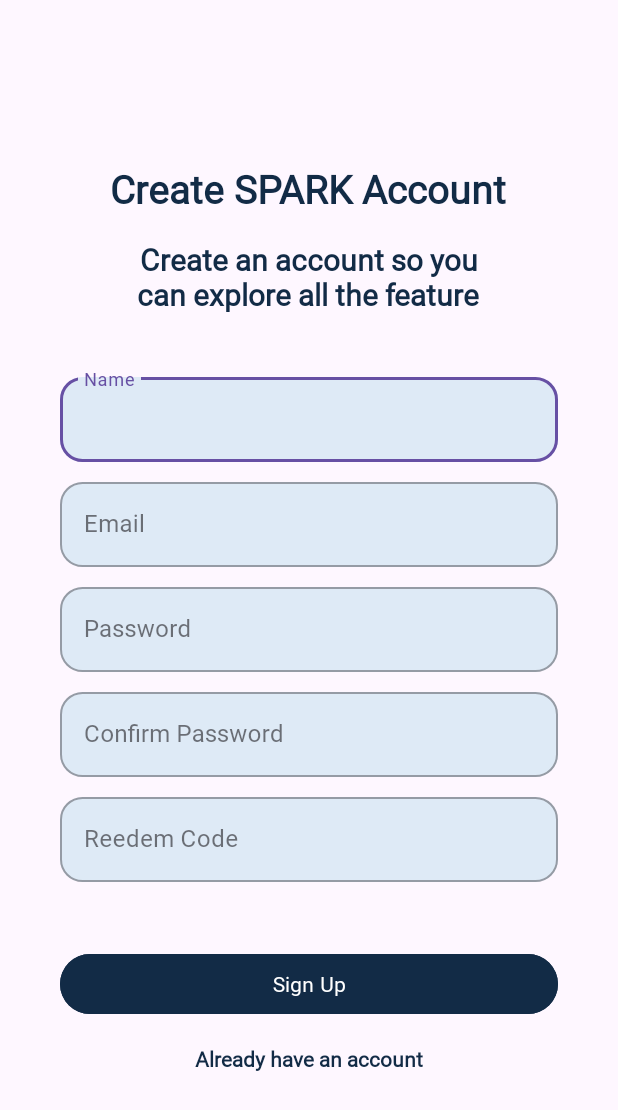
After one commit to thoriqmu/SPARK, an Android app: the RegisterActivity screen opened directly, with no data from a screen before it, on a phone screen of 412 x 824 dp. The commit adds this screen. Shown: the top 1110 px of the screen. Run offline under Robolectric (Android 15) with nearby library versions, the phone set to English and light mode, and no system bars.

Commit message:
Create Login and Register UI

```diff
--- a/app/src/main/AndroidManifest.xml
+++ b/app/src/main/AndroidManifest.xml
@@ -13,6 +13,12 @@
         android:theme="@style/Theme.SPARK"
         tools:targetApi="31">
         <activity
+            android:name=".view.auth.LoginActivity"
+            android:exported="false" />
+        <activity
+            android:name=".view.auth.RegisterActivity"
+            android:exported="false" />
+        <activity
             android:name=".MainActivity"
             android:exported="true">
             <intent-filter>
--- /dev/null
+++ b/app/src/main/java/com/spark/edtech/view/auth/RegisterActivity.kt
@@ -0,0 +1,21 @@
+package com.spark.edtech.view.auth
+
+import android.os.Bundle
+import androidx.activity.enableEdgeToEdge
+import androidx.appcompat.app.AppCompatActivity
+import androidx.core.view.ViewCompat
+import androidx.core.view.WindowInsetsCompat
+import com.spark.edtech.R
+
+class RegisterActivity : AppCompatActivity() {
+    override fun onCreate(savedInstanceState: Bundle?) {
+        super.onCreate(savedInstanceState)
+        enableEdgeToEdge()
+        setContentView(R.layout.activity_register)
+        ViewCompat.setOnApplyWindowInsetsListener(findViewById(R.id.main)) { v, insets ->
+            val systemBars = insets.getInsets(WindowInsetsCompat.Type.systemBars())
+            v.setPadding(systemBars.left, systemBars.top, systemBars.right, systemBars.bottom)
+            insets
+        }
+    }
+}
--- /dev/null
+++ b/app/src/main/res/layout/activity_register.xml
@@ -0,0 +1,182 @@
+<?xml version="1.0" encoding="utf-8"?>
+<LinearLayout xmlns:android="http://schemas.android.com/apk/res/android"
+    xmlns:app="http://schemas.android.com/apk/res-auto"
+    xmlns:tools="http://schemas.android.com/tools"
+    android:id="@+id/main"
+    android:layout_width="match_parent"
+    android:layout_height="match_parent"
+    android:orientation="vertical"
+    android:gravity="center"
+    tools:context=".view.auth.RegisterActivity">
+
+    <com.google.android.material.textview.MaterialTextView
+        android:layout_width="wrap_content"
+        android:layout_height="wrap_content"
+        android:text="Create SPARK Account"
+        android:textColor="@color/primary"
+        android:textStyle="bold"
+        android:textSize="26sp"/>
+
+    <com.google.android.material.textview.MaterialTextView
+        android:layout_width="wrap_content"
+        android:layout_height="wrap_content"
+        android:text="Create an account so you\ncan explore all the feature"
+        android:textColor="@color/primary"
+        android:textStyle="bold"
+        android:textSize="20sp"
+        android:textAlignment="center"
+        android:layout_marginTop="16dp"
+        android:layout_marginBottom="32sp"/>
+
+    <com.google.android.material.textfield.TextInputLayout
+        android:id="@+id/name_input_layout"
+        android:layout_width="match_parent"
+        android:layout_height="wrap_content"
+        android:layout_marginStart="40dp"
+        android:layout_marginEnd="40dp"
+        android:layout_marginTop="4dp"
+        android:layout_marginBottom="4dp"
+        app:boxBackgroundColor="@color/white"
+        app:boxCornerRadiusBottomEnd="15dp"
+        app:boxCornerRadiusBottomStart="15dp"
+        app:boxCornerRadiusTopEnd="15dp"
+        app:boxCornerRadiusTopStart="15dp"
+        style="@style/Widget.MaterialComponents.TextInputLayout.OutlinedBox">
+
+        <com.google.android.material.textfield.TextInputEditText
+            android:id="@+id/name_input"
+            android:layout_width="match_parent"
+            android:layout_height="match_parent"
+            android:inputType="text"
+            android:textColor="@color/primary"
+            android:backgroundTint="@color/edit_text"
+            android:hint="Name"/>
+
+    </com.google.android.material.textfield.TextInputLayout>
+
+    <com.google.android.material.textfield.TextInputLayout
+        android:id="@+id/email_input_layout"
+        android:layout_width="match_parent"
+        android:layout_height="wrap_content"
+        android:layout_marginStart="40dp"
+        android:layout_marginEnd="40dp"
+        android:layout_marginTop="4dp"
+        android:layout_marginBottom="4dp"
+        app:boxBackgroundColor="@color/white"
+        app:boxCornerRadiusBottomEnd="15dp"
+        app:boxCornerRadiusBottomStart="15dp"
+        app:boxCornerRadiusTopEnd="15dp"
+        app:boxCornerRadiusTopStart="15dp"
+        style="@style/Widget.MaterialComponents.TextInputLayout.OutlinedBox">
+
+        <com.google.android.material.textfield.TextInputEditText
+            android:id="@+id/email_input"
+            android:layout_width="match_parent"
+            android:layout_height="match_parent"
+            android:inputType="text"
+            android:textColor="@color/primary"
+            android:backgroundTint="@color/edit_text"
+            android:hint="Email"/>
+
+    </com.google.android.material.textfield.TextInputLayout>
+
+    <com.google.android.material.textfield.TextInputLayout
+        android:id="@+id/password_input_layout"
+        android:layout_width="match_parent"
+        android:layout_height="wrap_content"
+        android:layout_marginStart="40dp"
+        android:layout_marginEnd="40dp"
+        android:layout_marginTop="4dp"
+        android:layout_marginBottom="4dp"
+        app:boxBackgroundColor="@color/white"
+        app:boxCornerRadiusBottomEnd="15dp"
+        app:boxCornerRadiusBottomStart="15dp"
+        app:boxCornerRadiusTopEnd="15dp"
+        app:boxCornerRadiusTopStart="15dp"
+        style="@style/Widget.MaterialComponents.TextInputLayout.OutlinedBox">
+
+        <com.google.android.material.textfield.TextInputEditText
+            android:id="@+id/password_input"
+            android:layout_width="match_parent"
+            android:layout_height="match_parent"
+            android:inputType="text"
+            android:textColor="@color/primary"
+            android:backgroundTint="@color/edit_text"
+            android:hint="Password"/>
+
+    </com.google.android.material.textfield.TextInputLayout>
+
+    <com.google.android.material.textfield.TextInputLayout
+        android:id="@+id/confirm_password_input_layout"
+        android:layout_width="match_parent"
+        android:layout_height="wrap_content"
+        android:layout_marginStart="40dp"
+        android:layout_marginEnd="40dp"
+        android:layout_marginTop="4dp"
+        android:layout_marginBottom="4dp"
+        app:boxBackgroundColor="@color/white"
+        app:boxCornerRadiusBottomEnd="15dp"
+        app:boxCornerRadiusBottomStart="15dp"
+        app:boxCornerRadiusTopEnd="15dp"
+        app:boxCornerRadiusTopStart="15dp"
+        style="@style/Widget.MaterialComponents.TextInputLayout.OutlinedBox">
+
+        <com.google.android.material.textfield.TextInputEditText
+            android:id="@+id/confirm_password_input"
+            android:layout_width="match_parent"
+            android:layout_height="match_parent"
+            android:inputType="text"
+            android:textColor="@color/primary"
+            android:backgroundTint="@color/edit_text"
+            android:hint="Confirm Password"/>
+
+    </com.google.android.material.textfield.TextInputLayout>
+
+    <com.google.android.material.textfield.TextInputLayout
+        android:id="@+id/redeem_code_input_layout"
+        android:layout_width="match_parent"
+        android:layout_height="wrap_content"
+        android:layout_marginStart="40dp"
+        android:layout_marginEnd="40dp"
+        android:layout_marginTop="4dp"
+        android:layout_marginBottom="4dp"
+        app:boxBackgroundColor="@color/white"
+        app:boxCornerRadiusBottomEnd="15dp"
+        app:boxCornerRadiusBottomStart="15dp"
+        app:boxCornerRadiusTopEnd="15dp"
+        app:boxCornerRadiusTopStart="15dp"
+        style="@style/Widget.MaterialComponents.TextInputLayout.OutlinedBox">
+
+        <com.google.android.material.textfield.TextInputEditText
+            android:id="@+id/redeem_code_input"
+            android:layout_width="match_parent"
+            android:layout_height="match_parent"
+            android:inputType="text"
+            android:textColor="@color/primary"
+            android:backgroundTint="@color/edit_text"
+            android:hint="Reedem Code"/>
+
+    </com.google.android.material.textfield.TextInputLayout>
+
+    <com.google.android.material.button.MaterialButton
+        android:id="@+id/btn_register"
+        android:layout_width="match_parent"
+        android:layout_height="wrap_content"
+        android:layout_marginStart="40dp"
+        android:layout_marginEnd="40dp"
+        android:layout_marginTop="40dp"
+        android:layout_marginBottom="4dp"
+        android:text="Sign Up"
+        android:backgroundTint="@color/primary" />
+
+    <com.google.android.material.textview.MaterialTextView
+        android:id="@+id/login"
+        android:layout_width="wrap_content"
+        android:layout_height="wrap_content"
+        android:text="Already have an account"
+        android:layout_marginTop="12dp"
+        android:textSize="14sp"
+        android:textStyle="bold"
+        android:textColor="@color/primary" />
+
+</LinearLayout>
--- a/app/src/main/res/values/colors.xml
+++ b/app/src/main/res/values/colors.xml
@@ -5,5 +5,6 @@
     <color name="primary">#122B46</color>
     <color name="secondary">#2C6AAC</color>
     <color name="tertiary">#58A832</color>
+    <color name="edit_text">#DEEAF6</color>
     <color name="transparent">#00000000</color>
 </resources>
```
Also changed, not shown: app/src/main/java/com/spark/edtech/view/auth/LoginActivity.kt (added, +21 -0 lines), app/src/main/res/layout/activity_login.xml (added, +118 -0 lines).
